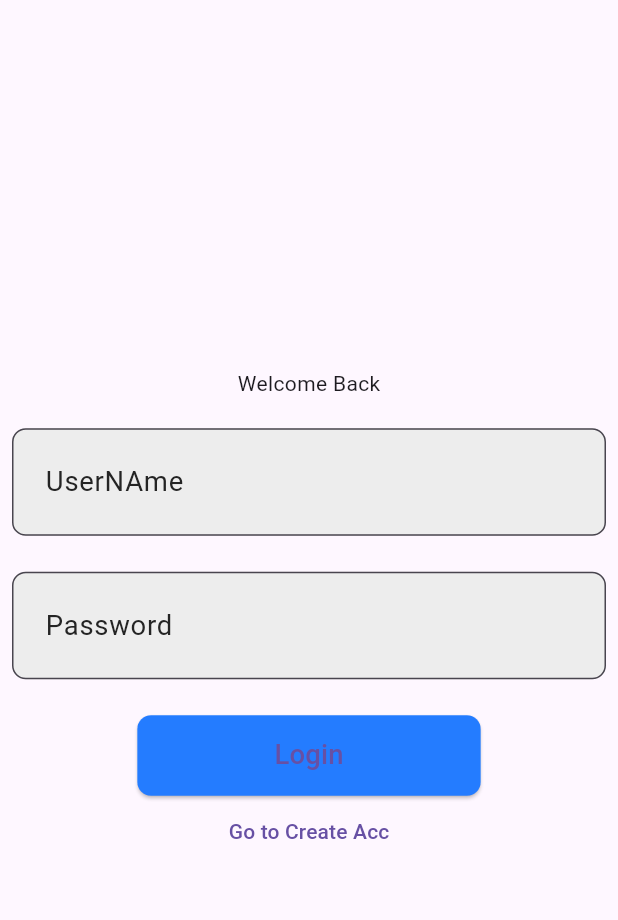
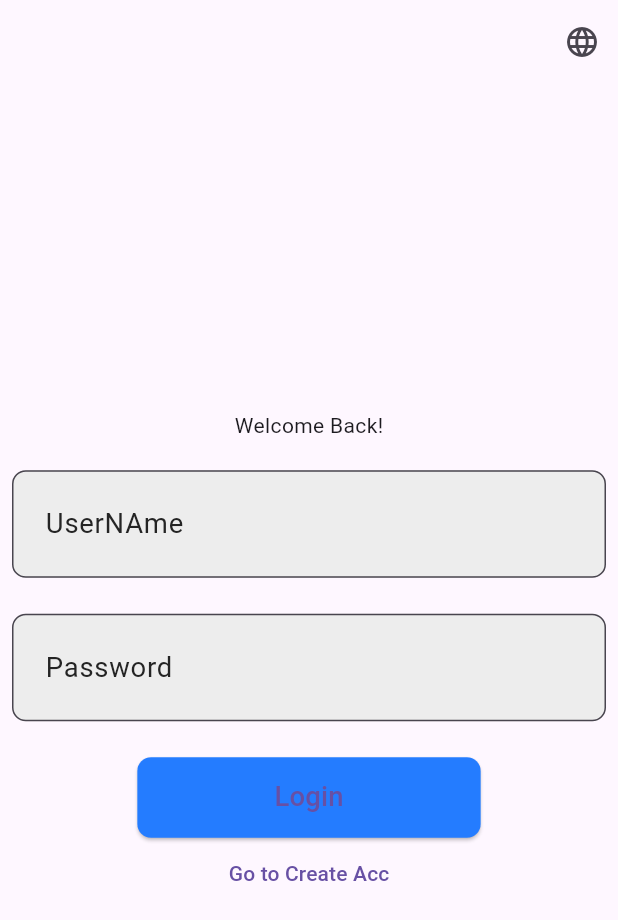
Before and after one commit to habibagamal23/Ecomme, a Flutter app: the screen it shows after launch, on a phone screen of 412 x 824 dp. Shown: the top 920 px of the screen. Run offline on Flutter 3.47's test engine with Material 3 defaults, Android fonts, the phone set to English and light mode, and no system bars; our stand-ins replace awesome_dialog, bloc, dio, easy_localization, flutter_bloc, flutter_screenutil and 4 more.

Commit message:
add loclaization

```diff
--- /dev/null
+++ b/lib/AppLogic/Localization/localization_state.dart
@@ -0,0 +1,16 @@
+part of 'localization_cubit.dart';
+
+@immutable
+sealed class LocalizationState {
+  Locale locale;
+  LocalizationState(this.locale);
+}
+
+final class LocalizationInitial extends LocalizationState {
+  LocalizationInitial() : super(Locale("en"));
+}
+
+final class LocalizationChanged extends LocalizationState {
+  Locale locale;
+  LocalizationChanged(this.locale) : super(locale);
+}
--- a/lib/featuers/login/ui/screens/loginScreen.dart
+++ b/lib/featuers/login/ui/screens/loginScreen.dart
@@ -1,8 +1,12 @@
+import 'package:easy_localization/easy_localization.dart';
+import 'package:ecomm59/AppLogic/Localization/localization_cubit.dart';
 import 'package:ecomm59/core/route/approuter.dart';
 import 'package:ecomm59/featuers/login/ui/widgets/formUserNameAndPass.dart';
 import 'package:flutter/material.dart';
+import 'package:flutter_bloc/flutter_bloc.dart';
 import 'package:go_router/go_router.dart';
 
+import '../../../../generated/locale_keys.g.dart';
 import '../widgets/ButtonConsumer.dart';
 import '../widgets/donthaveAcc.dart';
 
@@ -11,14 +15,21 @@ class LoginScreen extends StatelessWidget {
 
   @override
   Widget build(BuildContext context) {
-    return  const Scaffold(
+    return   Scaffold(
+      appBar: AppBar(
+        actions: [
+          IconButton(onPressed: (){
+           context.read<LocalizationCubit>().changeLange(context);
+          }, icon: Icon(Icons.language))
+        ],
+      ),
       body: Padding(
         padding: EdgeInsets.all(8.0),
         child: Column(
           crossAxisAlignment: CrossAxisAlignment.center,
           mainAxisAlignment: MainAxisAlignment.center,
           children: [
-            Text("Welcome Back"),
+            Text(LocaleKeys.Authentication_title_Login.tr()),
             SizedBox(
               height: 20,
             ),
--- a/lib/myApp.dart
+++ b/lib/myApp.dart
@@ -1,5 +1,8 @@
+import 'package:easy_localization/easy_localization.dart';
+import 'package:ecomm59/AppLogic/Localization/localization_cubit.dart';
 import 'package:ecomm59/core/route/approuter.dart';
 import 'package:flutter/material.dart';
+import 'package:flutter_bloc/flutter_bloc.dart';
 import 'package:flutter_screenutil/flutter_screenutil.dart';
 
 class MyApp extends StatelessWidget {
@@ -7,14 +10,23 @@ class MyApp extends StatelessWidget {
 
   @override
   Widget build(BuildContext context) {
+
+    context.read<LocalizationCubit>().LoadLange(context);
+    return BlocBuilder<LocalizationCubit, LocalizationState>(
+      builder: (context, state) {
         return ScreenUtilInit(
             minTextAdapt: true,
             designSize: Size(360, 690),
             builder: (context, child) {
               return MaterialApp.router(
+                localizationsDelegates: context.localizationDelegates,
+                supportedLocales: context.supportedLocales,
+                locale: state.locale,
                 routerConfig: AppRouter.router,
                 title: 'Flutter Demo',
               );
             });
+      },
+    );
   }
 }
--- a/pubspec.yaml
+++ b/pubspec.yaml
@@ -43,6 +43,7 @@ dependencies:
   flutter_spinkit: ^5.2.1
   awesome_dialog: ^3.2.1
   get_it: ^8.0.2
+  easy_localization: ^3.0.7
 
 dev_dependencies:
   flutter_test:
@@ -67,8 +68,8 @@ flutter:
   uses-material-design: true
 
   # To add assets to your application, add an assets section, like this:
-  # assets:
-  #   - images/a_dot_burr.jpeg
+  assets:
+    - assets/translations/
   #   - images/a_dot_ham.jpeg
 
   # An image asset can refer to one or more resolution-specific "variants", see
```
Also changed, not shown: assets/translations/ar.json (added, +26 -0 lines), assets/translations/en.json (added, +28 -0 lines), lib/AppLogic/Localization/localization_cubit.dart (added, +29 -0 lines), lib/main.dart (+23 -6 lines), lib/generated/codegen_loader.g.dart (added), lib/generated/locale_keys.g.dart (added), pubspec.lock. Lines whose indentation alone changed are shown as unchanged.
